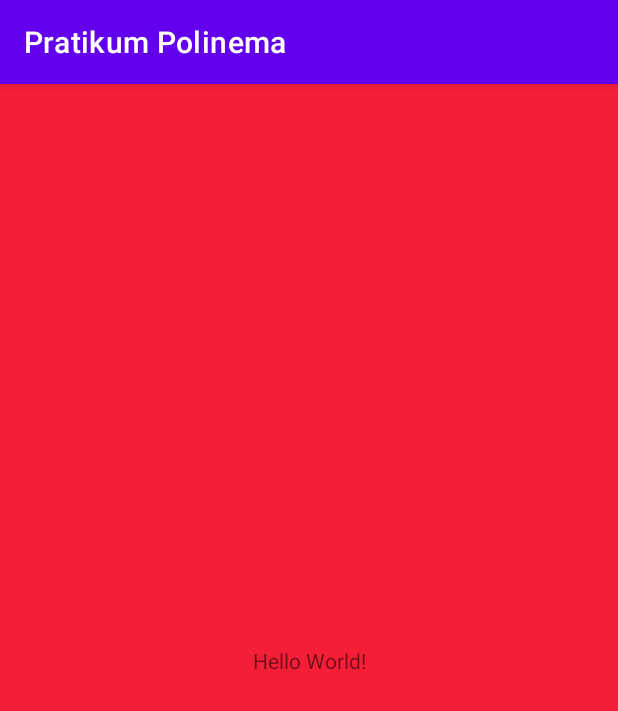
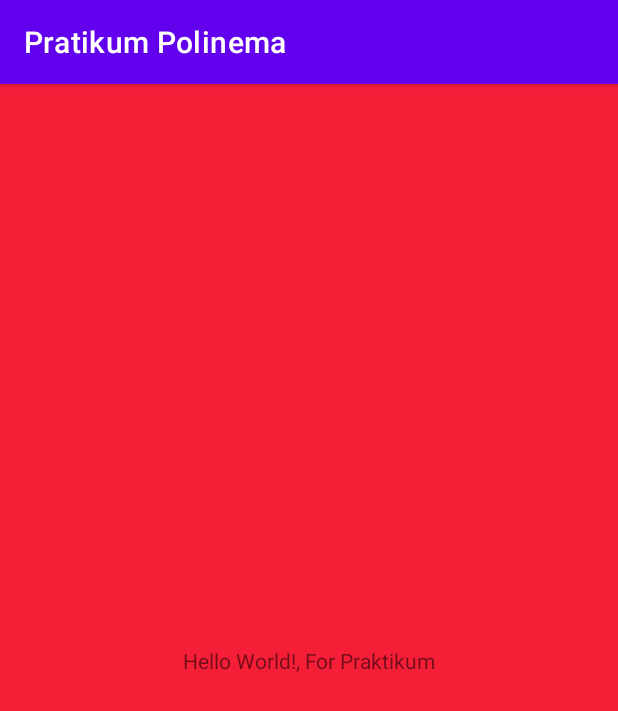
Before and after one commit to AliArRidla/Praktikum-Mobile-Polinema, an Android app: the screen it shows after launch (MainActivity), on a phone screen of 412 x 824 dp. Shown: the top 711 px of the screen. Run offline under Robolectric (Android 15) with nearby library versions, the phone set to English and light mode, and no system bars.

Commit message:
menulis hello World! for pratikum

```diff
--- a/app/src/main/res/layout/activity_main.xml
+++ b/app/src/main/res/layout/activity_main.xml
@@ -10,7 +10,7 @@
     <TextView
         android:layout_width="wrap_content"
         android:layout_height="wrap_content"
-        android:text="Hello World!"
+        android:text="Hello World!, For Praktikum"
         app:layout_constraintBottom_toBottomOf="parent"
         app:layout_constraintLeft_toLeftOf="parent"
         app:layout_constraintRight_toRightOf="parent"
```
